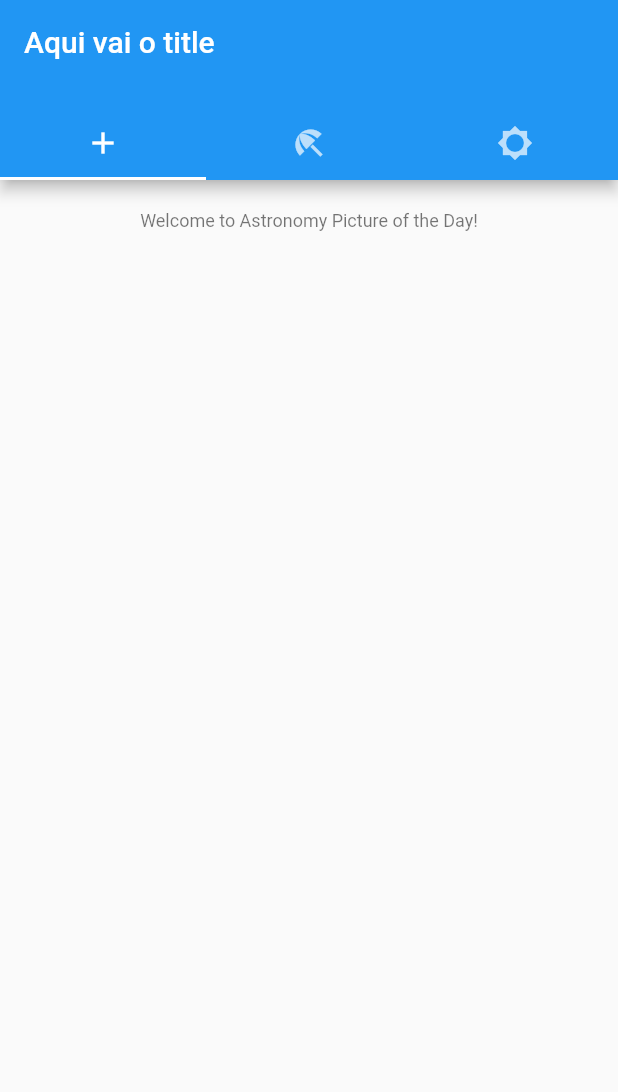
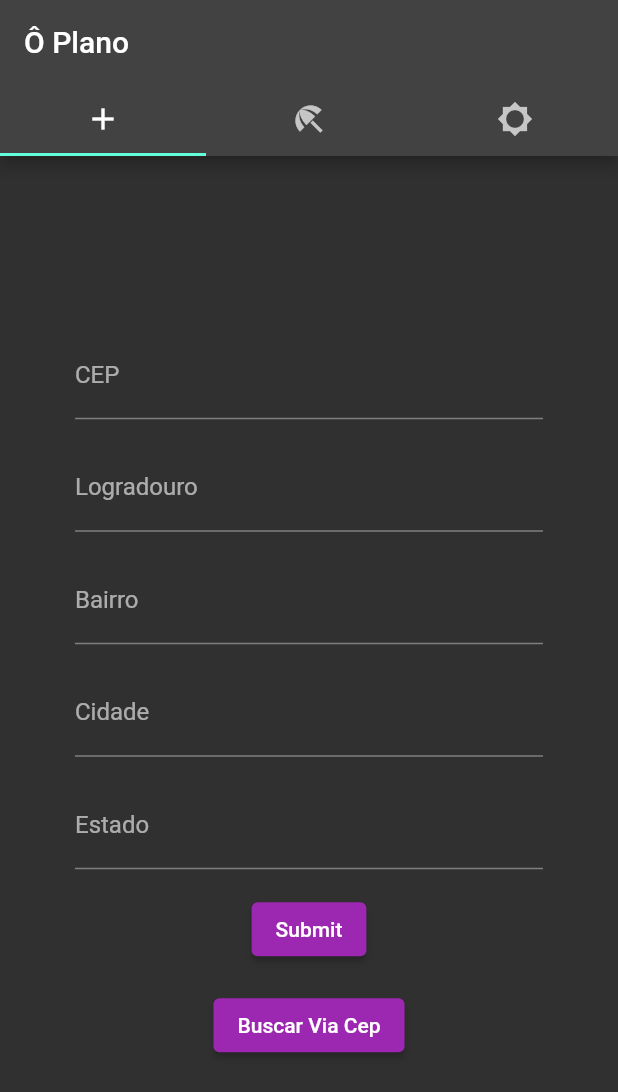
Before and after one commit to rafael-a-s/clean_arquiteture, a Flutter app: the screen it shows after launch, on a phone screen of 412 x 824 dp. Shown: the top 1092 px of the screen. Run offline on Flutter 3.47's test engine with Material 2 defaults, Android fonts, the phone set to English and light mode, and no system bars; our stand-ins replace dartz, equatable, flutter_modular, flutter_triple.

Commit message:
Implementa Form Com integração Via Cep.

```diff
--- a/lib/app_module.dart
+++ b/lib/app_module.dart
@@ -18,6 +18,6 @@ class AppModule extends Module {
 
   @override
   final List<ModularRoute> routes = [
-    ChildRoute("/", child: (_, __) => HomePage()),
+    ChildRoute("/", child: (_, __) => const HomePage()),
   ];
 }
--- a/lib/app_widget.dart
+++ b/lib/app_widget.dart
@@ -6,7 +6,11 @@ class AppWidget extends StatelessWidget {
 
   @override
   Widget build(BuildContext context) {
-    return const MaterialApp(
+    return MaterialApp(
+      theme: ThemeData(
+        brightness: Brightness.dark,
+        primaryColor: Colors.deepPurple,
+      ),
       initialRoute: "/",
     ).modular();
   }
--- /dev/null
+++ b/lib/features/data/datasources/endpoints/via_cep.dart
@@ -0,0 +1,4 @@
+class ViaCepApi{
+  static Uri getAdressFromCep(String cep) =>
+      Uri.https('viacep.com.br/ws/${cep}/json/');
+}
--- /dev/null
+++ b/lib/features/data/datasources/example/adress/adress_datasource.dart
@@ -0,0 +1,22 @@
+import 'dart:convert';
+import 'package:http/http.dart' as http;
+import 'package:my_app/core/usecase/erros/exceptions.dart';
+import 'package:my_app/features/data/datasources/endpoints/via_cep.dart';
+import 'package:my_app/features/data/datasources/example/adress/i_adress_datasource.dart';
+import 'package:my_app/features/data/models/adress_model.dart';
+
+class AdressDataSource implements IAdressDataSoure{
+  final http.Client client;
+
+  AdressDataSource({
+    required this.client,
+  });
+
+  @override
+  Future<AdressModel> getAdressFromCep(String cep) async {
+   final response = await client.get(ViaCepApi.getAdressFromCep(cep));
+
+   return response.statusCode == 200 ? AdressModel.fromJson(json.decode(response.body)) : throw ServerException();
+  }
+
+}
--- /dev/null
+++ b/lib/features/data/datasources/example/adress/i_adress_datasource.dart
@@ -0,0 +1,5 @@
+import 'package:my_app/features/data/models/adress_model.dart';
+
+abstract class IAdressDataSoure {
+  Future<AdressModel> getAdressFromCep(String cep);
+}
--- /dev/null
+++ b/lib/features/data/models/adress_model.dart
@@ -0,0 +1,34 @@
+import 'package:my_app/features/domain/entities/adress.dart';
+
+class AdressModel extends Adress {
+  const AdressModel({
+    required String cep,
+    required String logradouro,
+    required String bairro,
+    required String cidade,
+    required String estado
+  }): super(
+    cep: cep,
+    logradouro: logradouro,
+    bairro: bairro,
+    cidade: cidade,
+    estado: estado
+  );
+
+  factory AdressModel.fromJson(Map<String, dynamic> json) =>
+      AdressModel(
+        cep: json['cep'],
+        logradouro: json['logradouro'],
+        bairro: json['bairro'],
+        cidade: json['cidade'],
+        estado: json['estado']
+      );
+
+  Map<String, dynamic> toJson() => {
+    'cep': cep,
+    'logradouro': logradouro,
+    'bairro': bairro,
+    'cidade': cidade,
+    'estado': estado
+    };
+}
--- /dev/null
+++ b/lib/features/data/repositories/adress_repository.dart
@@ -0,0 +1,25 @@
+import 'package:dartz/dartz.dart';
+import 'package:my_app/core/usecase/erros/exceptions.dart';
+import 'package:my_app/core/usecase/erros/failures.dart';
+import 'package:my_app/features/data/datasources/example/adress/i_adress_datasource.dart';
+import 'package:my_app/features/domain/entities/adress.dart';
+import 'package:my_app/features/domain/repositories/i_address_repository.dart';
+
+class AdressRespository extends IAdressRepository {
+
+  late final IAdressDataSoure datasource;
+
+  AdressRespository(this.datasource);
+
+  @override
+  Future<Either<Failure, Adress>> getUserGitFormUsername(String cep) async {
+    try {
+      final result = await datasource.getAdressFromCep(cep);
+      return Right(result);
+    } on ServerException {
+      return Left(ServerFailure());
+    }
+  }
+
+
+}
--- /dev/null
+++ b/lib/features/domain/entities/adress.dart
@@ -0,0 +1,26 @@
+import 'package:equatable/equatable.dart';
+
+class Adress extends Equatable {
+  final String cep;
+  final String logradouro;
+  final String bairro;
+  final String cidade;
+  final String estado;
+
+  const Adress({
+    required this.cep,
+    required this.logradouro,
+    required this.bairro,
+    required this.cidade,
+    required this.estado
+  });
+
+  @override
+  List<Object?> get props => [
+    cep,
+    logradouro,
+    bairro,
+    cidade,
+    estado
+  ];
+}
--- /dev/null
+++ b/lib/features/domain/repositories/i_address_repository.dart
@@ -0,0 +1,7 @@
+import 'package:dartz/dartz.dart';
+import 'package:my_app/core/usecase/erros/failures.dart';
+import 'package:my_app/features/domain/entities/adress.dart';
+
+abstract class IAdressRepository {
+  Future<Either<Failure, Adress>> getUserGitFormUsername(String cep);
+}
--- /dev/null
+++ b/lib/features/domain/usecases/get_adress_from_cep.dart
@@ -0,0 +1,18 @@
+import 'package:dartz/dartz.dart';
+import 'package:my_app/core/usecase/erros/failures.dart';
+import 'package:my_app/core/usecase/usecase.dart';
+import 'package:my_app/features/domain/entities/adress.dart';
+import 'package:my_app/features/domain/repositories/i_address_repository.dart';
+
+class GetAdressFromCep implements Usecase<Adress, String> {
+
+  late final IAdressRepository repository;
+
+  GetAdressFromCep(this.repository);
+
+  @override
+  Future<Either<Failure, Adress>> call(String? cep) async {
+   return cep != null ? await repository.getUserGitFormUsername(cep) : Left(NullParamFailure());
+  }
+
+}
--- /dev/null
+++ b/lib/features/presenter/controllers/form_store.dart
@@ -0,0 +1,18 @@
+import 'package:flutter_triple/flutter_triple.dart';
+import 'package:my_app/core/usecase/erros/failures.dart';
+import 'package:my_app/features/domain/entities/adress.dart';
+import 'package:my_app/features/domain/usecases/get_adress_from_cep.dart';
+
+class FormStore extends NotifierStore<Failure, Adress> {
+  final GetAdressFromCep usecase;
+
+  FormStore(this.usecase)
+      : super(const Adress(cep: '', logradouro: '', bairro: '', cidade: '', estado: ''));
+
+  getAdressFromCep(String cep) async {
+    executeEither(() => usecase(cep) as Future<EitherAdapter<Failure, Adress>>);
+  }
+
+
+
+}
--- a/lib/features/presenter/pages/home_page.dart
+++ b/lib/features/presenter/pages/home_page.dart
@@ -1,9 +1,11 @@
 import 'package:flutter/material.dart';
 import 'package:flutter/cupertino.dart';
 import 'package:my_app/features/presenter/widgets/appbar/app_bar.dart';
+import 'package:my_app/features/presenter/widgets/form/form.dart';
 
+class HomePage extends StatefulWidget {
+  const HomePage({super.key});
 
-class  HomePage extends StatefulWidget {
   @override
   _HomePageState createState() => _HomePageState();
 }
@@ -11,28 +13,32 @@ class  HomePage extends StatefulWidget {
 class _HomePageState extends State<HomePage> {
   @override
   Widget build(BuildContext context) {
-    return Scaffold(
-      appBar: const AppBarSliver(),
-      body: SafeArea(
-        child: Padding(
-          padding: const EdgeInsets.all(20),
-          child: Center(
-            child: Column(
-              children: [
-                Text(
-                  "Welcome to Astronomy Picture of the Day!",
-                  textAlign: TextAlign.center,
-                  style: Theme.of(context).textTheme.caption,
+    return DefaultTabController(
+      length: 3,
+      child: Scaffold(
+          appBar: AppBar(
+            title: const Text('Ô Plano'),
+            bottom: const TabBar(
+              tabs: <Widget>[
+                Tab(
+                  icon: Icon(Icons.add),
                 ),
-                const SizedBox(
-                  height: 150,
+                Tab(
+                  icon: Icon(Icons.beach_access_sharp),
                 ),
-                SizedBox(height: 20),
+                Tab(
+                  icon: Icon(Icons.brightness_5_sharp),
+                ),
               ],
             ),
           ),
-        ),
-      ),
+          body: const Center(
+            child: TabBarView(children: <Widget>[
+              FormLogin(),
+              Icon(Icons.directions_transit, size: 350),
+              Icon(Icons.directions_car, size: 350),
+            ]),
+          )),
     );
   }
 }
--- a/lib/features/presenter/widgets/appbar/app_bar.dart
+++ b/lib/features/presenter/widgets/appbar/app_bar.dart
@@ -1,6 +1,7 @@
 import 'package:flutter/material.dart';
 
 class AppBarSliver extends StatefulWidget implements PreferredSizeWidget{
+
   const AppBarSliver({super.key});
 
   @override
@@ -8,37 +9,14 @@ class AppBarSliver extends StatefulWidget implements PreferredSizeWidget{
 
   @override
   Size get preferredSize => const Size.fromHeight(120.0);
+
 }
 
 class _AppBarSliver extends State<AppBarSliver> with TickerProviderStateMixin{
-
-  late TabController _tabController;
-
-  @override
-  void initState() {
-    super.initState();
-    _tabController = TabController(length: 3, vsync: this);
-  }
-
-
   @override
   Widget build(BuildContext context) {
     return AppBar(
-        title: const Text('Aqui vai o title'),
-        bottom: TabBar(
-          controller: _tabController,
-          tabs: const <Widget>[
-            Tab(
-              icon: Icon(Icons.add),
-            ),
-            Tab(
-              icon: Icon(Icons.beach_access_sharp),
-            ),
-            Tab(
-              icon: Icon(Icons.brightness_5_sharp),
-            ),
-          ],
-        ),
+        title: const Text('Ô Plano'),
       );
   }
 }
--- /dev/null
+++ b/lib/features/presenter/widgets/form/form.dart
@@ -0,0 +1,115 @@
+import 'package:flutter/material.dart';
+import 'package:flutter/widgets.dart';
+import 'package:my_app/features/domain/entities/adress.dart';
+import 'package:my_app/features/domain/usecases/get_adress_from_cep.dart';
+import 'package:my_app/features/presenter/controllers/form_store.dart';
+
+class FormLogin extends StatefulWidget {
+  const FormLogin({super.key});
+
+  @override
+  State<FormLogin> createState() => _Form();
+}
+
+class _Form extends State<FormLogin> {
+
+  final _formKey = GlobalKey<FormState>();
+  final String INVALID_LABEL = 'Campo vazio !';
+  Adress _adress = new Adress(cep: '', logradouro: '', bairro: '', cidade: '', estado: '');
+
+  @override
+  Widget build(BuildContext context) {
+    return Container(
+      padding: EdgeInsets.all(50.0),
+      child: Form(
+        key: _formKey,
+        child: Column(
+          mainAxisAlignment: MainAxisAlignment.center,
+          children: <Widget>[
+            TextFormField(
+              decoration: const InputDecoration(labelText: 'CEP'),
+              initialValue: _adress.cep,
+              validator: (value) {
+                if (value == null || value.isEmpty) {
+                  return INVALID_LABEL;
+                }
+                return null;
+              },
+            ),
+            const SizedBox(height: 16.0),
+            TextFormField(
+              decoration: const InputDecoration(labelText: 'Logradouro'),
+              initialValue: _adress.logradouro,
+              validator: (value) {
+                if (value == null || value.isEmpty) {
+                  return INVALID_LABEL;
+                }
+                return null;
+              },
+            ),
+            const SizedBox(height: 16.0),
+            TextFormField(
+              decoration: const InputDecoration(labelText: 'Bairro'),
+              initialValue: _adress.bairro,
+              validator: (value) {
+                if (value == null || value.isEmpty) {
+                  return INVALID_LABEL;
+                }
+                return null;
+              },
+            ),
+            const SizedBox(height: 16.0),
+            TextFormField(
+              decoration: const InputDecoration(labelText: 'Cidade'),
+              initialValue: _adress.cidade,
+              validator: (value) {
+                if (value == null || value.isEmpty) {
+                  return INVALID_LABEL;
+                }
+                return null;
+              },
+            ),
+            const SizedBox(height: 16.0),
+            TextFormField(
+              decoration: const InputDecoration(labelText: 'Estado'),
+              initialValue: _adress.estado,
+              validator: (value) {
+                if (value == null || value.isEmpty) {
+                  return INVALID_LABEL;
+                }
+                return null;
+              },
+            ),
+            const SizedBox(height: 16.0),
+            ElevatedButton(
+              child: const Text('Submit'),
+              style: ElevatedButton.styleFrom(
+                backgroundColor: Colors.purple,
+              ),
+              onPressed: () {
+                if (_formKey.currentState!.validate()) {
+                  ScaffoldMessenger.of(context).showSnackBar(
+                      const SnackBar(content: Text('Enviando dados ...')));
+                }
+              },
+            ),
+            const SizedBox(height: 16.0),
+             ElevatedButton(
+              child: const Text('Buscar Via Cep'),
+              style: ElevatedButton.styleFrom(
+                backgroundColor: Colors.purple,
+              ),
+              onPressed: () {
+                if (_adress.cep.isEmpty) {
+                  ScaffoldMessenger.of(context).showSnackBar(
+                      const SnackBar(content: Text('Preecha o Cep...')));
+                }
+                _adress = FormStore(_adress.cep) as Adress;
+              },
+            ),
+          ],
+        ),
+      ),
+    );
+  }
+}
--- a/lib/main.dart
+++ b/lib/main.dart
@@ -14,7 +14,7 @@ class MyApp extends StatelessWidget {
   Widget build(BuildContext context) {
     return ModularApp(
       module: AppModule(),
-      child: AppWidget(),
+      child: const  AppWidget(),
     );
   }
 }
--- a/pubspec.yaml
+++ b/pubspec.yaml
@@ -25,7 +25,6 @@ dependencies:
   flutter:
     sdk: flutter
 
-  cupertino_icons: ^1.0.2
 
 dev_dependencies:
   flutter_test:
```
Also changed, not shown: lib/features/presenter/widgets/form/button_search_cep.dart (added), pubspec.lock, 1 other file.
